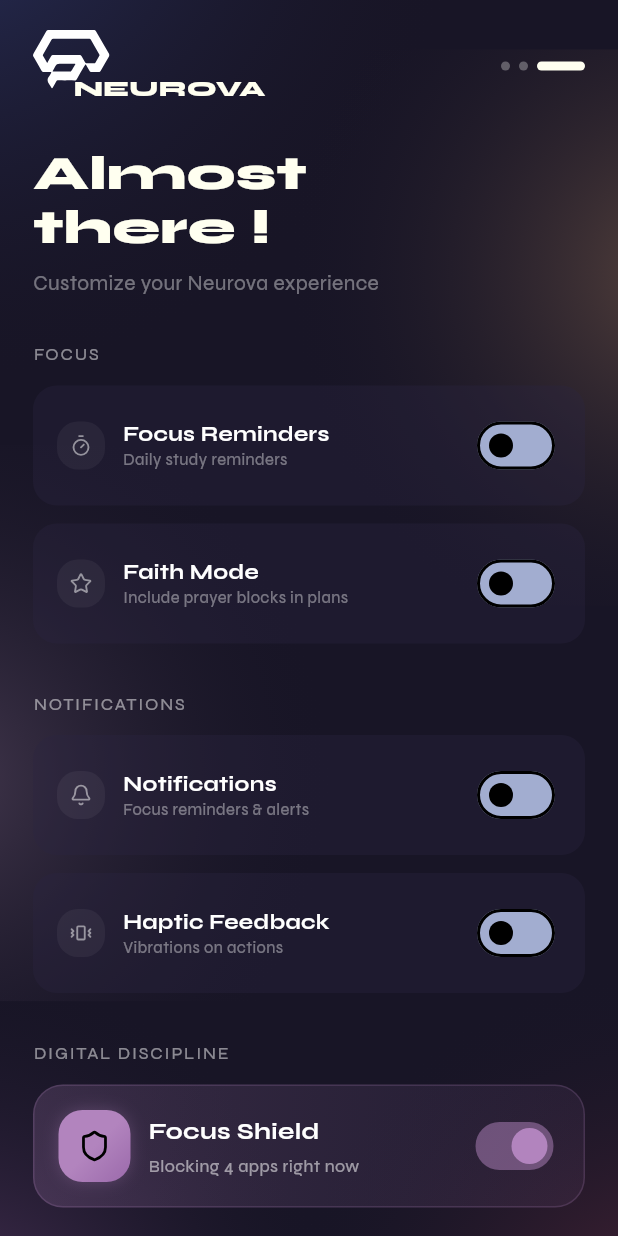
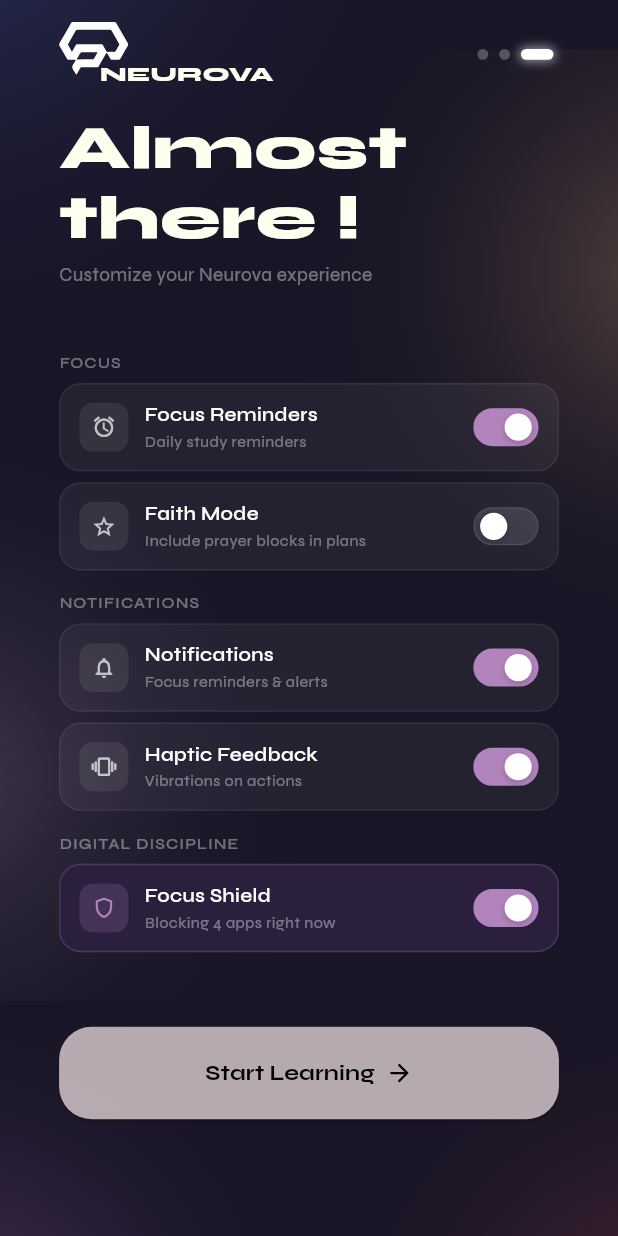
Before and after one commit to Rezouali-Imane/NeuroVa, a Flutter app: the SetupProfile3Page screen opened directly, on a phone screen of 412 x 824 dp. Run offline on Flutter 3.47's test engine with Material 3 defaults, Android fonts, the phone set to English and light mode, and no system bars; our stand-ins replace dio, flutter_chat_bubble, flutter_riverpod, flutter_secure_storage, flutter_svg, go_router and 2 more; accounts and stored records are empty.

Commit message:
Polish setup profile step 3 layout and toggles

```diff
--- a/neurova_app/lib/features/profil/setup_profil3.dart
+++ b/neurova_app/lib/features/profil/setup_profil3.dart
@@ -3,8 +3,31 @@ import 'package:flutter_svg/flutter_svg.dart';
 import '../onboarding/background.dart';
 import '../../shared/widgets/entry_reveal.dart';
 
-class SetupProfile3Page extends StatelessWidget {
+class SetupProfile3Page extends StatefulWidget {
   const SetupProfile3Page({super.key});
+
+  @override
+  State<SetupProfile3Page> createState() => _SetupProfile3PageState();
+}
+
+class _SetupProfile3PageState extends State<SetupProfile3Page> {
+  bool _focusReminders = true;
+  bool _faithMode = false;
+  bool _notifications = true;
+  bool _hapticFeedback = true;
+  bool _focusShield = true;
+  int _currentStep = 1;
+
+  @override
+  void initState() {
+    super.initState();
+    WidgetsBinding.instance.addPostFrameCallback((_) {
+      if (!mounted) return;
+      setState(() {
+        _currentStep = 2;
+      });
+    });
+  }
 
   @override
   Widget build(BuildContext context) {
@@ -13,13 +36,23 @@ class SetupProfile3Page extends StatelessWidget {
       body: OnboardingBackground(
         child: SafeArea(
           child: EntryReveal(
-            child: SingleChildScrollView(
             child: Padding(
               padding: const EdgeInsets.symmetric(horizontal: 22),
+              child: LayoutBuilder(
+                builder: (context, constraints) {
+                  final scale = (constraints.maxHeight / 910).clamp(0.80, 1.0);
+
+                  return Align(
+                    alignment: Alignment.topCenter,
+                    child: Transform.scale(
+                      alignment: Alignment.topCenter,
+                      scale: scale,
+                      child: SizedBox(
+                          width: constraints.maxWidth / scale,
                           child: Column(
                           crossAxisAlignment: CrossAxisAlignment.start,
                           children: [
-                    const SizedBox(height: 20),
+                            const SizedBox(height: 16),
                             Row(
                               mainAxisAlignment: MainAxisAlignment.spaceBetween,
                               children: [
@@ -42,7 +75,7 @@ class SetupProfile3Page extends StatelessWidget {
                                         ),
                                       ),
                                       const Positioned(
-                                left: 27,
+                                        left: 30,
                                         top: 28,
                                         child: Text(
                                           'NEUROVA',
@@ -57,119 +90,190 @@ class SetupProfile3Page extends StatelessWidget {
                                     ],
                                   ),
                                 ),
-                        Row(
-                          children: [
-                            Container(
-                              width: 6,
-                              height: 6,
-                              decoration: BoxDecoration(
-                                color: Colors.white.withValues(alpha: 0.3),
-                                shape: BoxShape.circle,
-                              ),
-                            ),
-                            const SizedBox(width: 6),
-                            Container(
-                              width: 6,
-                              height: 6,
-                              decoration: BoxDecoration(
-                                color: Colors.white.withValues(alpha: 0.3),
-                                shape: BoxShape.circle,
-                              ),
-                            ),
-                            const SizedBox(width: 6),
-                            Container(
-                              width: 32,
-                              height: 6,
-                              decoration: BoxDecoration(
-                                color: const Color(0xFFFFFFF0),
-                                borderRadius: BorderRadius.circular(20),
-                              ),
-                            ),
+                                _buildStepIndicator(_currentStep),
                               ],
                             ),
-                      ],
-                    ),
-                    const SizedBox(height: 30),
+                            const SizedBox(height: 20),
                             const SizedBox(
                               width: 299,
                               child: Text(
                                 'Almost there !',
                                 style: TextStyle(
                                   color: Color(0xFFFFFFF0),
-                          fontSize: 32,
+                                  fontSize: 45,
                                   fontFamily: 'Syne',
-                          fontWeight: FontWeight.w800,
+                                  fontWeight: FontWeight.w900,
                                   height: 1.13,
                                 ),
                               ),
                             ),
-                    const SizedBox(height: 8),
+                            const SizedBox(height: 6),
                             Text(
-                      "Customize your Neurova experience",
+                              'Customize your Neurova experience',
                               style: TextStyle(
                                 color: Colors.white.withValues(alpha: 0.4),
                                 fontSize: 14,
                               ),
                             ),
-                    const SizedBox(height: 30),
-                    const SectionTitle(title: "FOCUS"),
-                    const SizedBox(height: 12),
-                    const SettingTile(
-                      title: "Focus Reminders",
-                      subtitle: "Daily study reminders",
-                      icon: 'Icon6.svg',
+                            const SizedBox(height: 47),
+                            Expanded(
+                              child: ListView(
+                                physics: const BouncingScrollPhysics(),
+                                padding: EdgeInsets.zero,
+                                children: [
+                                  const SectionTitle(title: 'FOCUS'),
+                                  const SizedBox(height: 6),
+                                  SettingTile(
+                                    title: 'Focus Reminders',
+                                    subtitle: 'Daily study reminders',
+                                    icon: Icons.alarm_outlined,
+                                    value: _focusReminders,
+                                    onChanged: (value) {
+                                      setState(() {
+                                        _focusReminders = value;
+                                      });
+                                    },
                                   ),
-                    const SettingTile(
-                      title: "Faith Mode",
-                      subtitle: "Include prayer blocks in plans",
-                      icon: 'Icon7.svg',
+                                  SettingTile(
+                                    title: 'Faith Mode',
+                                    subtitle: 'Include prayer blocks in plans',
+                                    icon: Icons.star_border,
+                                    value: _faithMode,
+                                    onChanged: (value) {
+                                      setState(() {
+                                        _faithMode = value;
+                                      });
+                                    },
                                   ),
-                    const SizedBox(height: 20),
-                    const SectionTitle(title: "NOTIFICATIONS"),
-                    const SizedBox(height: 12),
-                    const SettingTile(
-                      title: "Notifications",
-                      subtitle: "Focus reminders & alerts",
-                      icon: 'Icon8.svg',
+                                  const SizedBox(height: 8),
+                                  const SectionTitle(title: 'NOTIFICATIONS'),
+                                  const SizedBox(height: 6),
+                                  SettingTile(
+                                    title: 'Notifications',
+                                    subtitle: 'Focus reminders & alerts',
+                                    icon: Icons.notifications_none,
+                                    value: _notifications,
+                                    onChanged: (value) {
+                                      setState(() {
+                                        _notifications = value;
+                                      });
+                                    },
                                   ),
-                    const SettingTile(
-                      title: "Haptic Feedback",
-                      subtitle: "Vibrations on actions",
-                      icon: 'Icon9.svg',
+                                  SettingTile(
+                                    title: 'Haptic Feedback',
+                                    subtitle: 'Vibrations on actions',
+                                    icon: Icons.vibration_outlined,
+                                    value: _hapticFeedback,
+                                    onChanged: (value) {
+                                      setState(() {
+                                        _hapticFeedback = value;
+                                      });
+                                    },
                                   ),
-                    const SizedBox(height: 20),
-                    const SectionTitle(title: "DIGITAL DISCIPLINE"),
-                    const SizedBox(height: 12),
-                    const FocusShieldCard(),
-                    const SizedBox(height: 30),
-                    Container(
-                      width: double.infinity,
-                      height: 54,
-                      decoration: BoxDecoration(
-                        borderRadius: BorderRadius.circular(26),
-                        gradient: const LinearGradient(
-                          colors: [Color(0xFFC8A2C8), Color(0xFFB284BE)],
+                                  const SizedBox(height: 8),
+                                  const SectionTitle(
+                                    title: 'DIGITAL DISCIPLINE',
+                                  ),
+                                  const SizedBox(height: 6),
+                                  FocusShieldCard(
+                                    value: _focusShield,
+                                    onChanged: (value) {
+                                      setState(() {
+                                        _focusShield = value;
+                                      });
+                                    },
+                                  ),
+                                  const SizedBox(height: 8),
+                                ],
                               ),
                             ),
-                      child: const Center(
-                        child: Text(
-                          "Start Learning",
+                            const SizedBox(height: 12),
+                            SizedBox(
+                              width: double.infinity,
+                              height: 67.99,
+                              child: ElevatedButton(
+                                style: ElevatedButton.styleFrom(
+                                  backgroundColor: const Color.fromARGB(
+                                    188,
+                                    241,
+                                    224,
+                                    228,
+                                  ),
+                                  foregroundColor: Colors.black,
+                                  shape: RoundedRectangleBorder(
+                                    borderRadius: BorderRadius.circular(24),
+                                  ),
+                                ),
+                                onPressed: () {},
+                                child: Row(
+                                  mainAxisAlignment: MainAxisAlignment.center,
+                                  children: [
+                                    const Text(
+                                      'Start Learning',
                                       style: TextStyle(
-                            color: Color(0xFFFFFFF0),
-                            fontSize: 18,
-                            fontWeight: FontWeight.w600,
+                                        fontWeight: FontWeight.bold,
+                                        fontSize: 16,
+                                      ),
+                                    ),
+                                    const SizedBox(width: 8),
+                                    SvgPicture.asset(
+                                      'lib/features/onboarding/assets/fleche.svg',
+                                      width: 20,
+                                      height: 20,
+                                      colorFilter: const ColorFilter.mode(
+                                        Colors.black,
+                                        BlendMode.srcIn,
+                                      ),
+                                    ),
+                                  ],
                                 ),
                               ),
                             ),
+                          ],
                         ),
-                    const SizedBox(height: 30),
-                  ],
+                      ),
+                    ),
+                  );
+                },
               ),
             ),
           ),
         ),
       ),
+    );
+  }
+
+  Widget _buildStepIndicator(int currentPage) {
+    return Row(
+      mainAxisAlignment: MainAxisAlignment.center,
+      children: List.generate(3, (index) {
+        final isActive = index == currentPage;
+        return AnimatedOpacity(
+          duration: const Duration(milliseconds: 350),
+          curve: Curves.easeInOut,
+          opacity: isActive ? 1.0 : 0.85,
+          child: AnimatedContainer(
+            duration: const Duration(milliseconds: 350),
+            curve: Curves.easeInOut,
+            margin: const EdgeInsets.symmetric(horizontal: 4),
+            width: isActive ? 24 : 8,
+            height: 8,
+            decoration: BoxDecoration(
+              color: Colors.white.withValues(alpha: isActive ? 1.0 : 0.30),
+              borderRadius: BorderRadius.circular(4),
+              boxShadow: isActive
+                  ? [
+                      BoxShadow(
+                        color: Colors.white.withValues(alpha: 0.6),
+                        blurRadius: 6,
+                        spreadRadius: 1,
                       ),
+                    ]
+                  : const [],
+            ),
+          ),
+        );
+      }),
     );
   }
 }
@@ -182,64 +286,60 @@ class SectionTitle extends StatelessWidget {
   Widget build(BuildContext context) {
     return Text(
       title,
-      style: TextStyle(
-        color: Colors.white.withValues(alpha: 0.5),
+      style: const TextStyle(
+        color: Colors.white38,
+        fontFamily: 'Syne',
+        fontWeight: FontWeight.w500,
         fontSize: 12,
-        letterSpacing: 1.2,
+        letterSpacing: 0.8,
       ),
     );
   }
 }
 
-class SettingTile extends StatefulWidget {
+class SettingTile extends StatelessWidget {
   final String title;
   final String subtitle;
-  final String icon;
+  final IconData icon;
+  final bool value;
+  final ValueChanged<bool> onChanged;
 
   const SettingTile({
     super.key,
     required this.title,
     required this.subtitle,
     required this.icon,
+    required this.value,
+    required this.onChanged,
   });
-
-  @override
-  State<SettingTile> createState() => _SettingTileState();
-}
-
-class _SettingTileState extends State<SettingTile> {
-  bool active = false;
 
   @override
   Widget build(BuildContext context) {
     return Container(
-      margin: const EdgeInsets.only(bottom: 12),
-      padding: const EdgeInsets.all(16),
+      margin: const EdgeInsets.only(bottom: 8),
+      padding: const EdgeInsets.symmetric(horizontal: 14, vertical: 12),
       decoration: BoxDecoration(
-        color: const Color(0x5B2A2440),
+        color: Colors.white.withValues(alpha: 0.05),
         borderRadius: BorderRadius.circular(16),
+        border: Border.all(
+          color: Colors.white.withValues(alpha: 0.07),
+          width: 1,
+        ),
       ),
       child: Row(
         children: [
           Container(
-            width: 32,
-            height: 32,
-            padding: const EdgeInsets.symmetric(horizontal: 8.5),
-            decoration: ShapeDecoration(
-              color: Colors.white.withValues(alpha: 0.05),
-              shape: RoundedRectangleBorder(
-                borderRadius: BorderRadius.circular(14),
-              ),
+            width: 36,
+            height: 36,
+            decoration: BoxDecoration(
+              color: Colors.white.withValues(alpha: 0.08),
+              borderRadius: BorderRadius.circular(10),
             ),
             child: Center(
-              child: SvgPicture.asset(
-                'lib/features/onboarding/assets/${widget.icon}',
-                width: 15,
-                height: 15,
-                colorFilter: const ColorFilter.mode(
-                  Colors.white,
-                  BlendMode.srcIn,
-                ),
+              child: Icon(
+                icon,
+                size: 18,
+                color: Colors.white70,
               ),
             ),
           ),
@@ -249,94 +349,71 @@ class _SettingTileState extends State<SettingTile> {
               crossAxisAlignment: CrossAxisAlignment.start,
               children: [
                 Text(
-                  widget.title,
+                  title,
                   style: const TextStyle(
                     color: Colors.white,
+                    fontFamily: 'Syne',
+                    fontWeight: FontWeight.w600,
                     fontSize: 14,
-                    fontWeight: FontWeight.w700,
                   ),
                 ),
+                const SizedBox(height: 2),
                 Text(
-                  widget.subtitle,
-                  style: TextStyle(
-                    color: Colors.white.withValues(alpha: 0.4),
-                    fontSize: 11,
+                  subtitle,
+                  style: const TextStyle(
+                    color: Colors.white38,
+                    fontFamily: 'Syne',
+                    fontWeight: FontWeight.w400,
+                    fontSize: 12,
                   ),
                 ),
               ],
             ),
           ),
-          Switch(
-            value: active,
-            onChanged: (val) {
-              setState(() {
-                active = val;
-              });
-            },
-            activeThumbColor: const Color(0xFFB284BE),
-          ),
+          NurovaToggle(value: value, onChanged: onChanged),
         ],
       ),
     );
   }
 }
 
-class FocusShieldCard extends StatefulWidget {
-  const FocusShieldCard({super.key});
+class FocusShieldCard extends StatelessWidget {
+  final bool value;
+  final ValueChanged<bool> onChanged;
 
-  @override
-  State<FocusShieldCard> createState() => _FocusShieldCardState();
-}
-
-class _FocusShieldCardState extends State<FocusShieldCard> {
-  bool active = true;
+  const FocusShieldCard({
+    super.key,
+    required this.value,
+    required this.onChanged,
+  });
 
   @override
   Widget build(BuildContext context) {
     return Container(
-      padding: const EdgeInsets.all(16),
+      margin: const EdgeInsets.only(bottom: 8),
+      padding: const EdgeInsets.symmetric(horizontal: 14, vertical: 12),
       decoration: BoxDecoration(
-        gradient: LinearGradient(
-          colors: [
-            const Color(0xFFB284BE).withValues(alpha: 0.2),
-            const Color(0xFF8C64A0).withValues(alpha: 0.1),
-          ],
+        color: const Color(0xFF2A1F3D),
+        borderRadius: BorderRadius.circular(16),
+        border: Border.all(
+          color: const Color(0xFFB284BE).withValues(alpha: 0.25),
+          width: 1,
         ),
-        borderRadius: BorderRadius.circular(20),
-        border: Border.all(color: const Color(0x33B284BE)),
       ),
       child: Row(
         children: [
           Container(
-            width: 47.99,
-            height: 47.99,
-            padding: const EdgeInsets.only(left: 12.99, right: 13),
-            decoration: ShapeDecoration(
-              gradient: const LinearGradient(
-                begin: Alignment(0.0, 0.0),
-                end: Alignment(1.0, 1.0),
-                colors: [Color(0xFFB284BE), Color(0xFF9B6AAB)],
-              ),
-              shape: RoundedRectangleBorder(
-                borderRadius: BorderRadius.circular(16),
-              ),
-              shadows: const [
-                BoxShadow(
-                  color: Color(0x47B284BE),
-                  blurRadius: 8.16,
-                  offset: Offset(0, 0),
-                ),
-              ],
+            width: 36,
+            height: 36,
+            decoration: BoxDecoration(
+              color: const Color(0xFFB284BE).withValues(alpha: 0.20),
+              borderRadius: BorderRadius.circular(10),
             ),
             child: Center(
-              child: SvgPicture.asset(
-                'lib/features/onboarding/assets/Icon10.svg',
-                width: 22,
-                height: 22,
-                colorFilter: const ColorFilter.mode(
-                  Colors.black,
-                  BlendMode.srcIn,
-                ),
+              child: Icon(
+                Icons.shield_outlined,
+                size: 18,
+                color: const Color(0xFFB284BE),
               ),
             ),
           ),
@@ -346,32 +423,87 @@ class _FocusShieldCardState extends State<FocusShieldCard> {
               crossAxisAlignment: CrossAxisAlignment.start,
               children: [
                 Text(
-                  "Focus Shield",
+                  'Focus Shield',
                   style: TextStyle(
                     color: Colors.white,
-                    fontSize: 16,
-                    fontWeight: FontWeight.w700,
+                    fontFamily: 'Syne',
+                    fontWeight: FontWeight.w600,
+                    fontSize: 14,
                   ),
                 ),
-                SizedBox(height: 4),
+                SizedBox(height: 2),
                 Text(
-                  "Blocking 4 apps right now",
-                  style: TextStyle(color: Colors.white54, fontSize: 12),
+                  'Blocking 4 apps right now',
+                  style: TextStyle(
+                    color: Colors.white38,
+                    fontFamily: 'Syne',
+                    fontWeight: FontWeight.w400,
+                    fontSize: 12,
+                  ),
                 ),
               ],
             ),
           ),
-          Switch(
-            value: active,
-            onChanged: (val) {
-              setState(() {
-                active = val;
-              });
-            },
-            activeThumbColor: const Color(0xFFB284BE),
-          ),
+          NurovaToggle(value: value, onChanged: onChanged),
         ],
       ),
     );
   }
 }
+
+class NurovaToggle extends StatelessWidget {
+  final bool value;
+  final ValueChanged<bool> onChanged;
+
+  const NurovaToggle({
+    super.key,
+    required this.value,
+    required this.onChanged,
+  });
+
+  @override
+  Widget build(BuildContext context) {
+    return GestureDetector(
+      onTap: () => onChanged(!value),
+      child: AnimatedContainer(
+        duration: const Duration(milliseconds: 250),
+        curve: Curves.easeInOut,
+        width: 48,
+        height: 28,
+        padding: const EdgeInsets.all(3),
+        decoration: BoxDecoration(
+          borderRadius: BorderRadius.circular(14),
+          color: value
+              ? const Color(0xFFB284BE)
+              : Colors.white.withValues(alpha: 0.12),
+          border: Border.all(
+            color: value
+                ? const Color(0xFFB284BE)
+                : Colors.white.withValues(alpha: 0.08),
+            width: 1,
+          ),
+        ),
+        child: AnimatedAlign(
+          duration: const Duration(milliseconds: 250),
+          curve: Curves.easeInOut,
+          alignment: value ? Alignment.centerRight : Alignment.centerLeft,
+          child: Container(
+            width: 22,
+            height: 22,
+            decoration: BoxDecoration(
+              shape: BoxShape.circle,
+              color: Colors.white,
+              boxShadow: [
+                BoxShadow(
+                  color: Colors.black.withValues(alpha: 0.20),
+                  blurRadius: 4,
+                  offset: const Offset(0, 2),
+                ),
+              ],
+            ),
+          ),
+        ),
+      ),
+    );
+  }
+}
```
Lines whose indentation alone changed are shown as unchanged.
